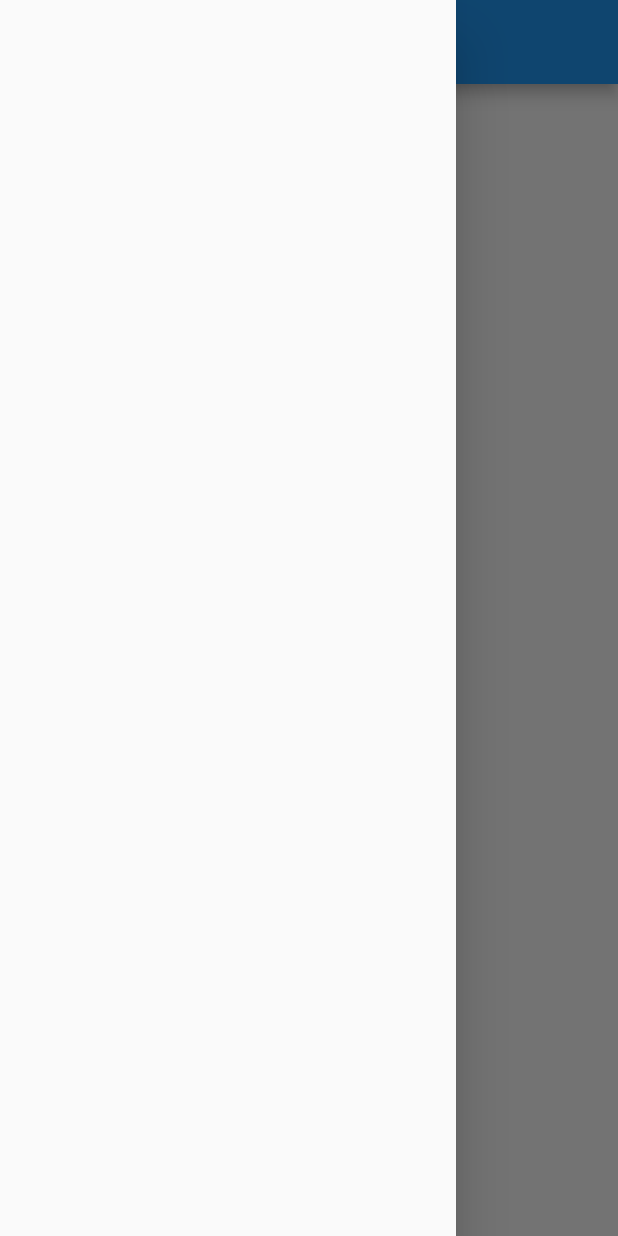
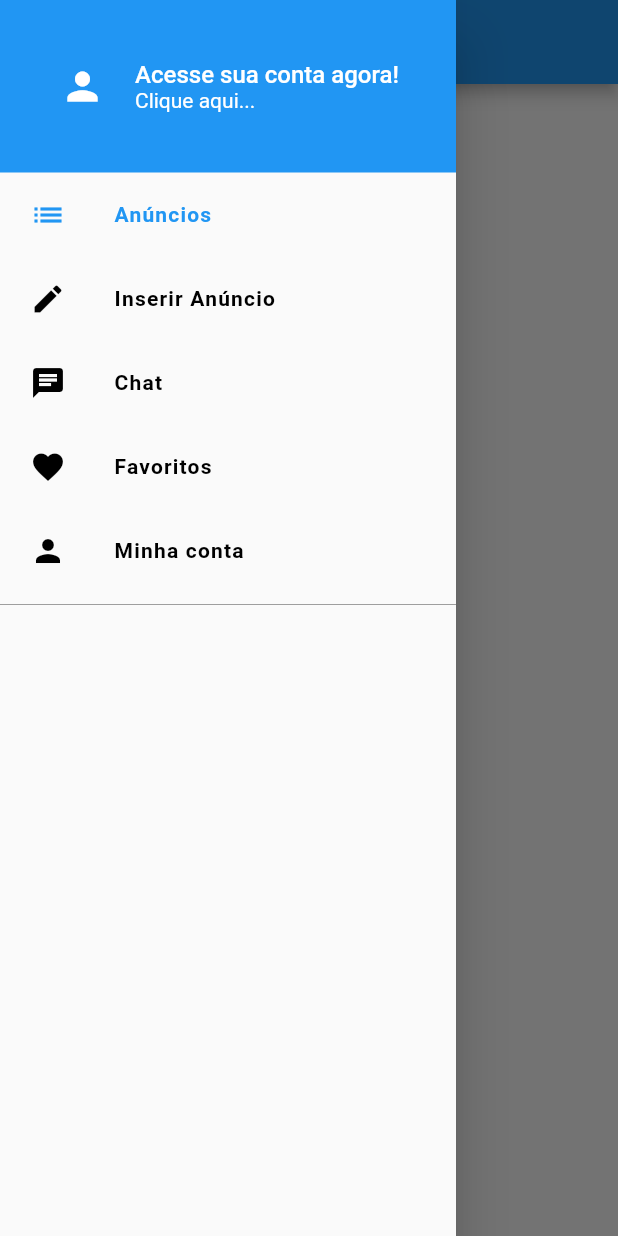
Before and after one commit to Ancora/my-xlo, a Flutter app: the screen it shows after launch, with the side drawer open, on a phone screen of 412 x 824 dp. Run offline on Flutter 3.47's test engine with Material 2 defaults, Android fonts, the phone set to English and light mode, and no system bars.

Commit message:
267-2 - Trocando de tela pelo Drawer.

```diff
--- /dev/null
+++ b/lib/common/custom_drawer/custom_drawer.dart
@@ -0,0 +1,20 @@
+import 'package:flutter/material.dart';
+import 'package:myxlo/common/custom_drawer/widgets/custom_header.dart';
+import 'package:myxlo/common/custom_drawer/widgets/icon_section.dart';
+
+class CustomDrawer extends StatelessWidget {
+  @override
+  Widget build(BuildContext context) {
+    return Drawer(
+      child: ListView(
+        children: <Widget>[
+          CustomHeader(),
+          IconSection(),
+          Divider(
+            color: Colors.grey[500],
+          ),
+        ],
+      ),
+    );
+  }
+}
--- /dev/null
+++ b/lib/common/custom_drawer/widgets/custom_header.dart
@@ -0,0 +1,48 @@
+import 'package:flutter/material.dart';
+
+class CustomHeader extends StatelessWidget {
+  @override
+  Widget build(BuildContext context) {
+    return Container(
+      height: 115,
+      padding: const EdgeInsets.only(left: 40),
+      color: Colors.blue,
+      child: Row(
+        children: <Widget>[
+          Icon(
+            Icons.person,
+            color: Colors.white,
+            size: 30,
+          ),
+          const SizedBox(width: 20),
+          Expanded(
+            child: Column(
+              mainAxisAlignment: MainAxisAlignment.center,
+              crossAxisAlignment: CrossAxisAlignment.start,
+              children: <Widget>[
+                Text(
+                  'Acesse sua conta agora!',
+                  style: TextStyle(
+                    color: Colors.white,
+                    fontSize: 16,
+                    fontWeight: FontWeight.w500,
+                  ),
+                  overflow: TextOverflow.clip,
+                ),
+                Text(
+                  'Clique aqui...',
+                  style: TextStyle(
+                    color: Colors.white,
+                    fontSize: 14,
+                    fontWeight: FontWeight.w400,
+                  ),
+                  overflow: TextOverflow.clip,
+                ),
+              ],
+            ),
+          ),
+        ],
+      ),
+    );
+  }
+}
--- /dev/null
+++ b/lib/common/custom_drawer/widgets/icon_section.dart
@@ -0,0 +1,42 @@
+import 'package:flutter/material.dart';
+import 'package:myxlo/common/custom_drawer/widgets/icon_tile.dart';
+
+class IconSection extends StatelessWidget {
+  @override
+  Widget build(BuildContext context) {
+    return Column(
+      children: <Widget>[
+        IconTile(
+          label: 'Anúncios',
+          iconData: Icons.list,
+          onTap: () {},
+          highlighted: true,
+        ),
+        IconTile(
+          label: 'Inserir Anúncio',
+          iconData: Icons.edit,
+          onTap: () {},
+          highlighted: false,
+        ),
+        IconTile(
+          label: 'Chat',
+          iconData: Icons.chat,
+          onTap: () {},
+          highlighted: false,
+        ),
+        IconTile(
+          label: 'Favoritos',
+          iconData: Icons.favorite,
+          onTap: () {},
+          highlighted: false,
+        ),
+        IconTile(
+          label: 'Minha conta',
+          iconData: Icons.person,
+          onTap: () {},
+          highlighted: false,
+        ),
+      ],
+    );
+  }
+}
--- /dev/null
+++ b/lib/common/custom_drawer/widgets/icon_tile.dart
@@ -0,0 +1,30 @@
+import 'package:flutter/material.dart';
+
+class IconTile extends StatelessWidget {
+  const IconTile({this.label, this.iconData, this.onTap, this.highlighted});
+
+  final String label;
+  final IconData iconData;
+  final VoidCallback onTap;
+  final bool highlighted;
+
+  @override
+  Widget build(BuildContext context) {
+    return ListTile(
+      title: Text(
+        label,
+        style: TextStyle(
+            fontWeight: FontWeight.w600,
+            letterSpacing: 0.8,
+            color: highlighted ? Colors.blue : Colors.black
+        ),
+      ),
+      leading: Icon(
+        iconData,
+        color: highlighted ? Colors.blue : Colors.black,
+      ),
+      onTap: onTap,
+      contentPadding: const EdgeInsets.fromLTRB(20, 0, 10, 0),
+    );
+  }
+}
--- a/lib/main.dart
+++ b/lib/main.dart
@@ -10,6 +10,7 @@ class MyApp extends StatelessWidget {
   Widget build(BuildContext context) {
     return MaterialApp(
       title: 'My XLO',
+      debugShowCheckedModeBanner: false,
       theme: ThemeData(
         primarySwatch: Colors.blue,
       ),
--- a/lib/screens/home/home_screen.dart
+++ b/lib/screens/home/home_screen.dart
@@ -1,4 +1,5 @@
 import 'package:flutter/material.dart';
+import 'package:myxlo/common/custom_drawer/custom_drawer.dart';
 
 class HomeScreen extends StatefulWidget {
   @override
@@ -12,7 +13,7 @@ class _HomeScreenState extends State<HomeScreen> {
       appBar: AppBar(
         title: Text('My XLO'),
       ),
-      drawer: Drawer(),
+      drawer: CustomDrawer(),
     );
   }
 }
```
